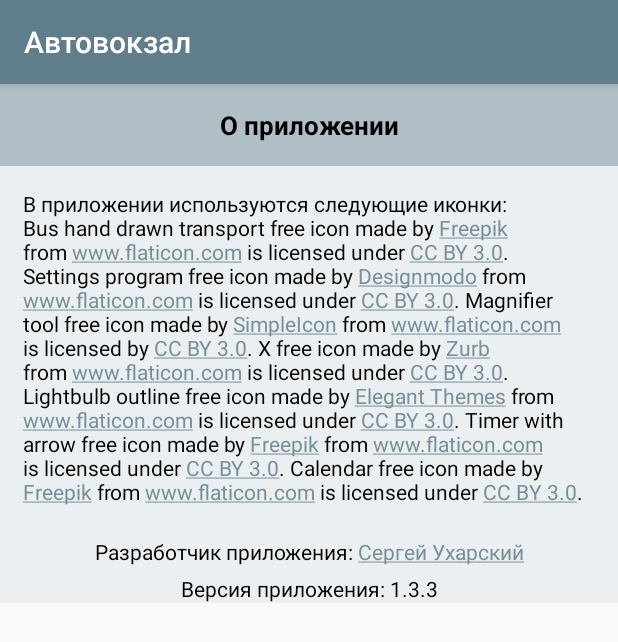
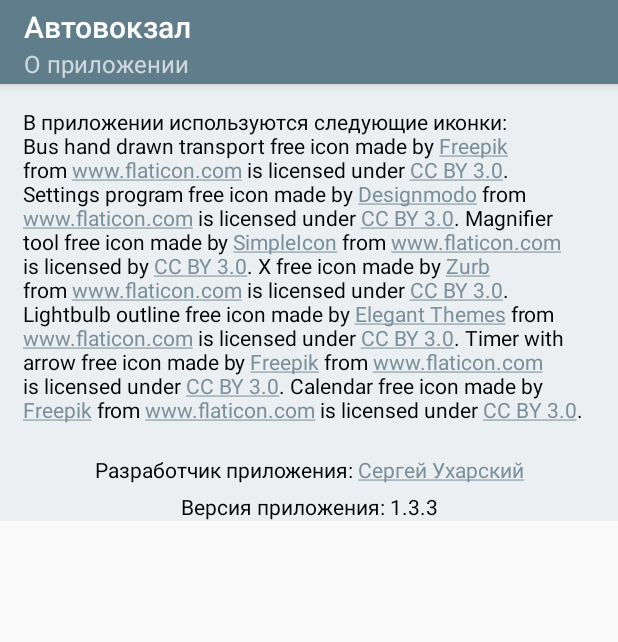
Before and after one commit to Sergey-NT/Avtovokzal, an Android app: the AboutActivity screen opened directly, with no data from a screen before it, on a phone screen of 412 x 824 dp. Shown: the top 642 px of the screen. Run offline under Robolectric (Android 15) with nearby library versions, the phone set to English and light mode, and no system bars; our stand-ins replace AdMob; 3 statements that could not run were skipped.

```diff
--- a/app/app/src/main/java/com/www/avtovokzal/org/AboutActivity.java
+++ b/app/app/src/main/java/com/www/avtovokzal/org/AboutActivity.java
@@ -65,6 +65,15 @@ public class AboutActivity extends ActionBarActivity {
         tv1.setMovementMethod(LinkMovementMethod.getInstance());
         TextView tv2 = (TextView) findViewById(R.id.about_developer);
         tv2.setMovementMethod(LinkMovementMethod.getInstance());
+
+        changeTitleActionBar();
+    }
+
+    private void changeTitleActionBar() {
+        // Изменение текста подстроки ActionBar
+        android.support.v7.app.ActionBar ab = getSupportActionBar();
+        assert ab != null;
+        ab.setSubtitle(getString(R.string.button_about));
     }
 
     @Override
--- a/app/app/src/main/res/layout/activity_about.xml
+++ b/app/app/src/main/res/layout/activity_about.xml
@@ -15,17 +15,6 @@
             android:layout_height="wrap_content"
             android:orientation="vertical"
             android:background="@color/background" >
-
-            <TextView
-                android:layout_width="match_parent"
-                android:layout_height="wrap_content"
-                android:gravity="center"
-                android:padding="15sp"
-                android:background="@color/background_header"
-                android:text="@string/button_about"
-                android:textStyle="bold"
-                android:textSize="17sp"
-                android:textColor="@color/text_color" />
 
             <TextView
                 android:id="@+id/about_icons"
```
